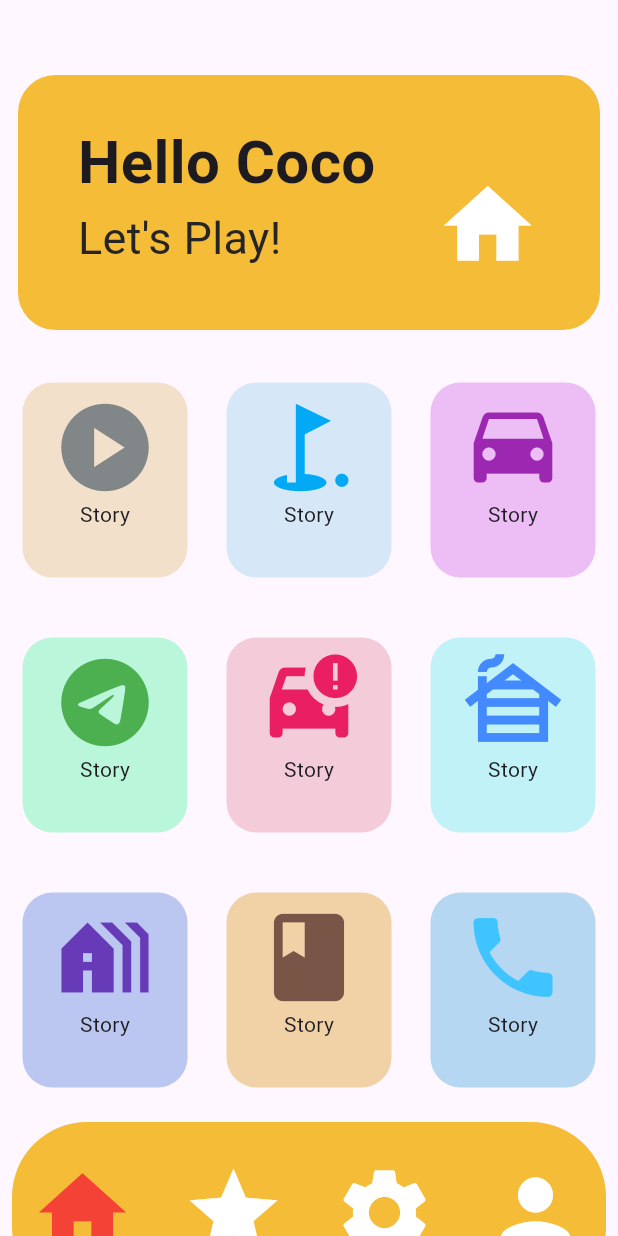
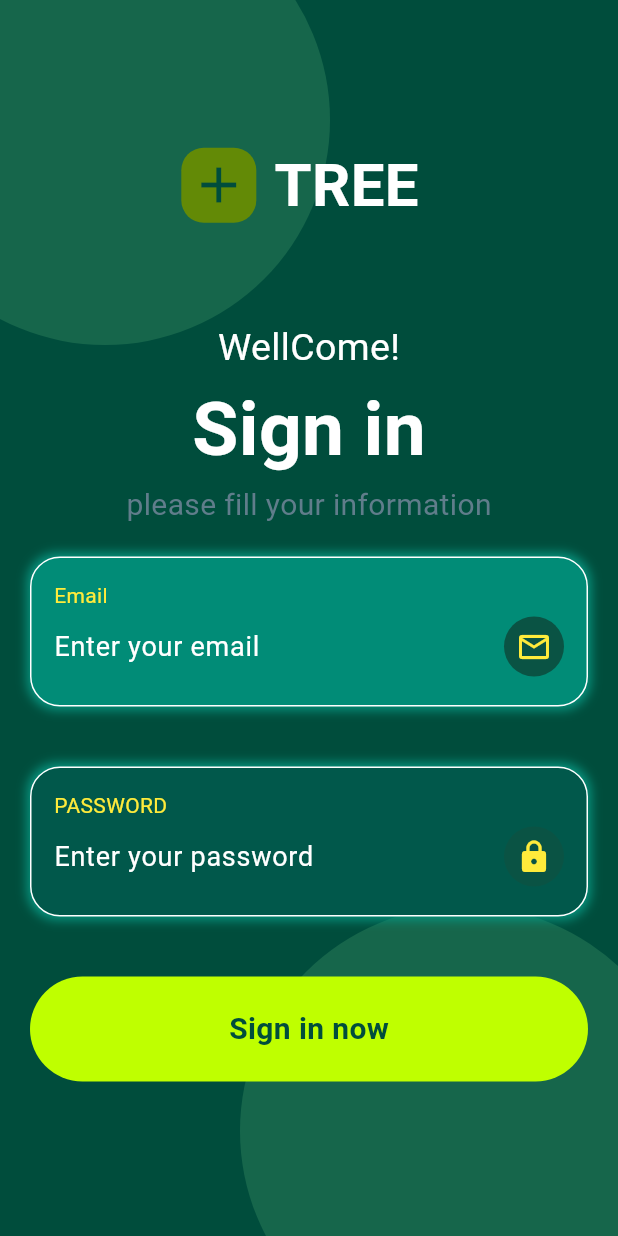
Before and after one commit to priyanshu4492/project_ui_final, a Flutter app: the screen it shows after launch, on a phone screen of 412 x 824 dp. Run offline on Flutter 3.47's test engine with Material 3 defaults, Android fonts, the phone set to English and light mode, and no system bars.

Commit message:
login ui

```diff
--- a/lib/main.dart
+++ b/lib/main.dart
@@ -1,4 +1,5 @@
 import 'package:all_ui/kids_play_ui/kids_home.dart';
+import 'package:all_ui/modern_signup_page.dart/signup_home.dart';
 import 'package:all_ui/netflix_pages/home_screen.dart';
 import 'package:flutter/material.dart';
 
@@ -13,7 +14,9 @@ class MyApp extends StatelessWidget {
   Widget build(BuildContext context) {
     return MaterialApp(
       debugShowCheckedModeBanner: false,
-      home: KidsHomePage(),
+      home: SignupHome(
+
+      ),
     );
   }
 }
--- /dev/null
+++ b/lib/modern_signup_page.dart/signup_home.dart
@@ -0,0 +1,240 @@
+import 'package:flutter/material.dart';
+
+class SignupHome extends StatelessWidget {
+  const SignupHome({super.key});
+
+  @override
+  Widget build(BuildContext context) {
+    return Scaffold(
+      body: Stack(
+        children: [
+          Container(color: Color(0xFF004D3C)),
+
+          Positioned(
+            top: -70,
+            left: -80,
+            child: Container(
+              height: 300,
+              width: 300,
+              decoration: BoxDecoration(
+                shape: BoxShape.circle,
+                color: Color(0xFF16664B),
+              ),
+            ),
+          ),
+
+          Positioned(
+            bottom: -80,
+            left: 160,
+            child: Container(
+              height: 300,
+              width: 300,
+              decoration: BoxDecoration(
+                shape: BoxShape.circle,
+                color: Color(0xFF16664B),
+              ),
+            ),
+          ),
+
+          Column(
+            mainAxisAlignment: MainAxisAlignment.center,
+            children: [
+              Row(
+                mainAxisAlignment: MainAxisAlignment.center,
+                children: [
+                  Container(
+                    height: 50,
+                    width: 50,
+                    decoration: BoxDecoration(
+                      color: const Color.fromARGB(255, 99, 138, 6),
+                      borderRadius: BorderRadius.circular(15),
+                    ),
+                    child: Icon(Icons.add, size: 40, color: Color(0xFF004D3C)),
+                  ),
+                  Padding(
+                    padding: const EdgeInsets.all(12.0),
+                    child: Text(
+                      "TREE",
+                      style: TextStyle(
+                        color: Colors.white,
+                        fontSize: 40,
+                        fontWeight: FontWeight.bold,
+                      ),
+                    ),
+                  ),
+                ],
+              ),
+              SizedBox(height: 50),
+              //welcome
+              Text(
+                "WellCome!",
+                style: TextStyle(color: Colors.white, fontSize: 25),
+              ),
+
+              //sigin in
+              Text(
+                "Sign in",
+                style: TextStyle(
+                  color: Colors.white,
+                  fontSize: 50,
+                  fontWeight: FontWeight.bold,
+                ),
+              ),
+
+              //info fill
+              Text(
+                "please fill your information",
+                style: TextStyle(color: Colors.blueGrey, fontSize: 20),
+              ),
+
+              //sigin in section
+              Padding(
+                padding: const EdgeInsets.all(20.0),
+                child: Container(
+                  height: 100,
+                  width: double.infinity,
+                  decoration: BoxDecoration(
+                    color: Color(0xFF018C77),
+                    borderRadius: BorderRadius.circular(20),
+                    border: Border.all(color: Colors.white),
+                    boxShadow: [
+                      BoxShadow(
+                        blurRadius: 5,
+                        color: Color.fromARGB(255, 7, 149, 128),
+                        spreadRadius: 2,
+                      ),
+                    ],
+                  ),
+                  child: Padding(
+                    padding: const EdgeInsets.all(15.0),
+                    child: Column(
+                      crossAxisAlignment: CrossAxisAlignment.start,
+                      children: [
+                        Text(
+                          "Email",
+                          style: TextStyle(color: Colors.yellow, fontSize: 14),
+                        ),
+                        Row(
+                          children: [
+                            Expanded(
+                              child: TextField(
+                                style: TextStyle(
+                                  color: Colors.blueGrey,
+                                  fontSize: 18,
+                                ),
+                                decoration: InputDecoration(
+                                  hintText: "Enter your email",
+                                  hintStyle: TextStyle(color: Colors.white),
+                                  border: InputBorder.none,
+                                ),
+                              ),
+                            ),
+
+                            Container(
+                              height: 40,
+                              width: 40,
+                              decoration: BoxDecoration(
+                                color: const Color.fromARGB(255, 10, 83, 68),
+                                shape: BoxShape.circle,
+                              ),
+                              child: Icon(
+                                Icons.email_outlined,
+                                color: Colors.yellow,
+                              ),
+                            ),
+                          ],
+                        ),
+                      ],
+                    ),
+                  ),
+                ),
+              ),
+
+              Padding(
+                padding: const EdgeInsets.all(20.0),
+                child: Container(
+                  height: 100,
+                  width: double.infinity,
+                  decoration: BoxDecoration(
+                    color: Color.fromARGB(255, 1, 88, 75),
+                    borderRadius: BorderRadius.circular(20),
+                    border: Border.all(color: Colors.white),
+                    boxShadow: [
+                      BoxShadow(
+                        blurRadius: 5,
+                        color: Color.fromARGB(255, 7, 149, 128),
+                        spreadRadius: 2,
+                      ),
+                    ],
+                  ),
+                  child: Padding(
+                    padding: const EdgeInsets.all(15.0),
+                    child: Column(
+                      crossAxisAlignment: CrossAxisAlignment.start,
+                      children: [
+                        Text(
+                          "PASSWORD",
+                          style: TextStyle(color: Colors.yellow, fontSize: 14),
+                        ),
+                        Row(
+                          children: [
+                            Expanded(
+                              child: TextField(
+                                style: TextStyle(
+                                  color: Colors.blueGrey,
+                                  fontSize: 18,
+                                ),
+                                decoration: InputDecoration(
+                                  hintText: "Enter your password",
+                                  hintStyle: TextStyle(color: Colors.white),
+                                  border: InputBorder.none,
+                                ),
+                              ),
+                            ),
+
+                            Container(
+                              height: 40,
+                              width: 40,
+                              decoration: BoxDecoration(
+                                color: const Color.fromARGB(255, 10, 83, 68),
+                                shape: BoxShape.circle,
+                              ),
+                              child: Icon(Icons.lock, color: Colors.yellow),
+                            ),
+                          ],
+                        ),
+                      ],
+                    ),
+                  ),
+                ),
+              ),
+
+              //signup
+              Padding(
+                padding: const EdgeInsets.all(20.0),
+                child: Container(
+                  height: 70,
+                  width: double.infinity,
+                  decoration: BoxDecoration(
+                    color: const Color.fromARGB(255, 191, 255, 0),
+                    borderRadius: BorderRadius.circular(40),
+                  ),
+                  child: Center(
+                    child: Text(
+                      "Sign in now",
+                      style: TextStyle(
+                        color: Color(0xFF004D3C),
+                        fontSize: 20,
+                        fontWeight: FontWeight.bold,
+                      ),
+                    ),
+                  ),
+                ),
+              ),
+            ],
+          ),
+        ],
+      ),
+    );
+  }
+}
```
